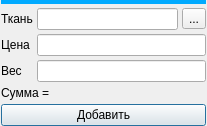
Qt form ui/add_material_pozition.ui (Meller008/CRM-Avi) before a commit.
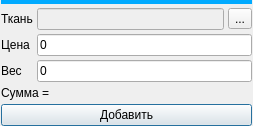
The same form after that commit.

Diff of the .ui file:
```diff
--- a/ui/add_material_pozition.ui
+++ b/ui/add_material_pozition.ui
@@ -6,7 +6,7 @@
    <rect>
     <x>0</x>
     <y>0</y>
-    <width>207</width>
+    <width>253</width>
     <height>126</height>
    </rect>
   </property>
@@ -30,10 +30,18 @@
     <number>4</number>
    </property>
    <item row="3" column="1" colspan="2">
-    <widget class="QLineEdit" name="le_value"/>
+    <widget class="QLineEdit" name="le_value">
+     <property name="text">
+      <string>0</string>
+     </property>
+    </widget>
    </item>
    <item row="1" column="1">
-    <widget class="QLineEdit" name="le_name"/>
+    <widget class="QLineEdit" name="le_name">
+     <property name="enabled">
+      <bool>false</bool>
+     </property>
+    </widget>
    </item>
    <item row="5" column="0" colspan="3">
     <widget class="QPushButton" name="pushButton">
@@ -50,7 +58,14 @@
     </widget>
    </item>
    <item row="2" column="1" colspan="2">
-    <widget class="QLineEdit" name="le_price"/>
+    <widget class="QLineEdit" name="le_price">
+     <property name="inputMask">
+      <string/>
+     </property>
+     <property name="text">
+      <string>0</string>
+     </property>
+    </widget>
    </item>
    <item row="1" column="2">
     <widget class="QToolButton" name="pb_viev_material">
```
Left out of the diff: 59 changed lines with no effect on the pictures.
